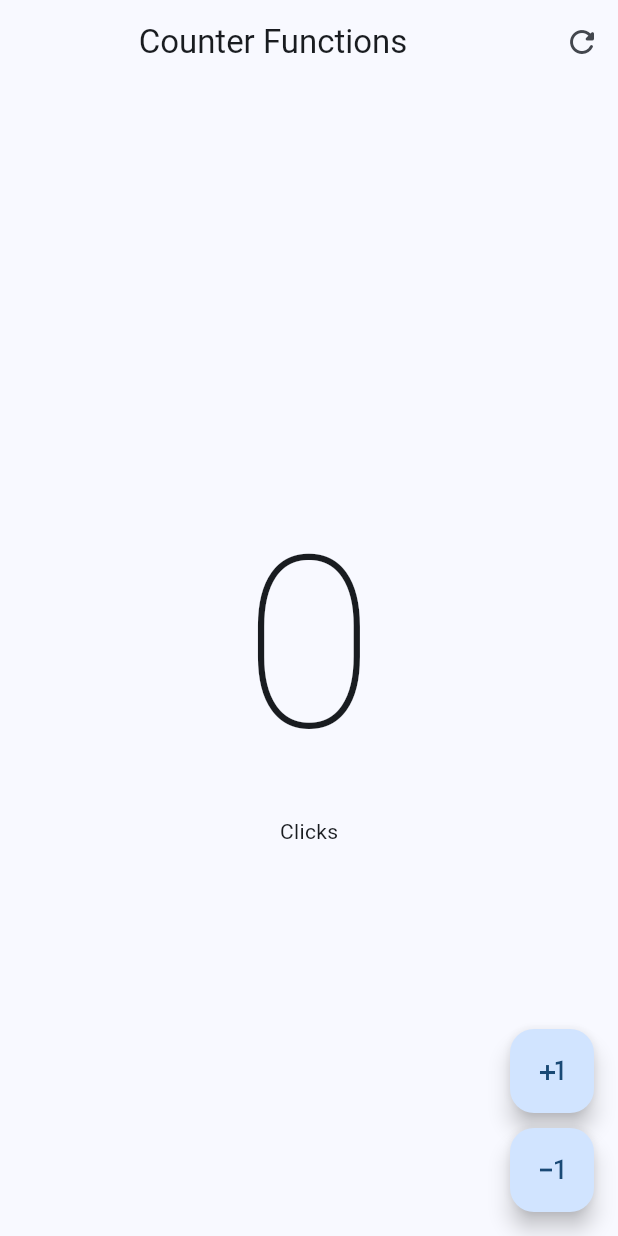
After one commit to Davichobits/Flutter-counter-app, a Flutter app: the screen it shows after launch, on a phone screen of 412 x 824 dp. The commit adds this screen. Run offline on Flutter 3.47's test engine with Material 3 defaults, Android fonts, the phone set to English and light mode, and no system bars.

Commit message:
Subtract button

```diff
--- a/lib/main.dart
+++ b/lib/main.dart
@@ -1,5 +1,5 @@
 import 'package:flutter/material.dart';
-import 'package:hello_world_app/presentation/screens/counter_screen.dart';
+import 'package:hello_world_app/presentation/screens/counter/counter_functions_screen.dart';
 
 void main() {
   runApp(const MyApp());
@@ -12,7 +12,7 @@ class MyApp extends StatelessWidget {
     return MaterialApp(
       debugShowCheckedModeBanner: false,
       theme: ThemeData(colorSchemeSeed: Colors.blue),
-      home: const CounterScreen(),
+      home: const CounterFunctionsScreen(),
     );
   }
 }
--- /dev/null
+++ b/lib/presentation/screens/counter/counter_functions_screen.dart
@@ -0,0 +1,67 @@
+import 'package:flutter/material.dart';
+import 'package:flutter/widgets.dart';
+
+class CounterFunctionsScreen extends StatefulWidget {
+  const CounterFunctionsScreen({super.key});
+
+  @override
+  State<CounterFunctionsScreen> createState() => _CounterFunctionsScreenState();
+}
+
+class _CounterFunctionsScreenState extends State<CounterFunctionsScreen> {
+  int clickCounter = 0;
+
+  @override
+  Widget build(BuildContext context) {
+    return Scaffold(
+        appBar: AppBar(
+          title: const Center(
+            child: Text('Counter Functions'),
+          ),
+          actions: [
+            IconButton(
+                icon: const Icon(Icons.refresh_rounded),
+                onPressed: () {
+                  setState(() {
+                    clickCounter = 0;
+                  });
+                }),
+          ],
+        ),
+        body: Center(
+          child: Column(
+            mainAxisAlignment: MainAxisAlignment.center,
+            children: [
+              Text(
+                '$clickCounter',
+                style:
+                    const TextStyle(fontSize: 160, fontWeight: FontWeight.w100),
+              ),
+              Text(clickCounter == 1 ? 'Click' : 'Clicks')
+            ],
+          ),
+        ),
+        floatingActionButton: Column(
+          mainAxisAlignment: MainAxisAlignment.end,
+          children: [
+            FloatingActionButton(
+              onPressed: () {
+                setState(() {
+                  clickCounter++;
+                });
+              },
+              child: const Icon(Icons.plus_one),
+            ),
+            const SizedBox(height: 10),
+            FloatingActionButton(
+              onPressed: () {
+                setState(() {
+                  clickCounter--;
+                });
+              },
+              child: const Icon(Icons.exposure_minus_1),
+            ),
+          ],
+        ));
+  }
+}
```
Also changed, not shown: lib/presentation/screens/counter_screen.dart (deleted, +0 -40 lines), lib/presentation/screens/counter/counter_screen.dart (added).
